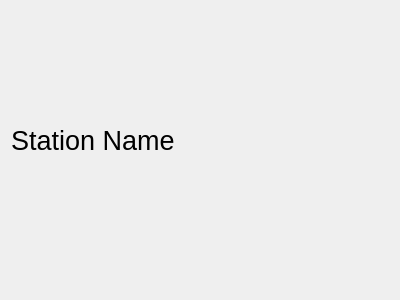
First picture: the form in mainwindow.ui, repository cpina/radio-pi, before the edit.
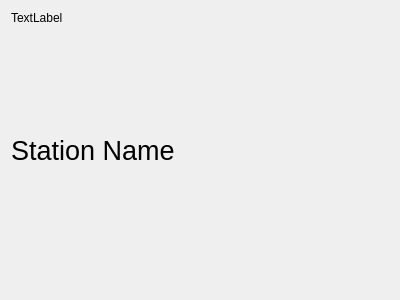
Second picture: the form after the edit.

Commit message: Adds logging (using qDebug()) and a label for errors (to be used).

Patch:
```diff
--- a/mainwindow.ui
+++ b/mainwindow.ui
@@ -15,6 +15,13 @@
   </property>
   <widget class="QWidget" name="centralWidget">
    <layout class="QVBoxLayout" name="verticalLayout">
+    <item>
+     <widget class="QLabel" name="ErrorMessage">
+      <property name="text">
+       <string>TextLabel</string>
+      </property>
+     </widget>
+    </item>
     <item>
      <widget class="QLabel" name="Station">
       <property name="sizePolicy">
```
The commit also changes 2 other files.
